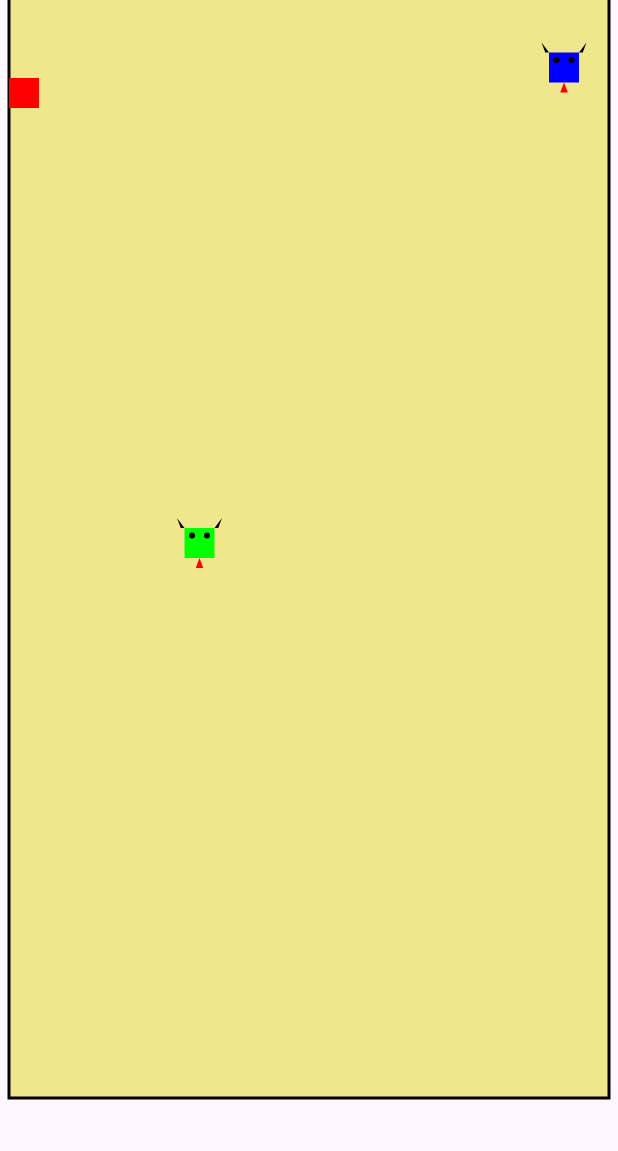
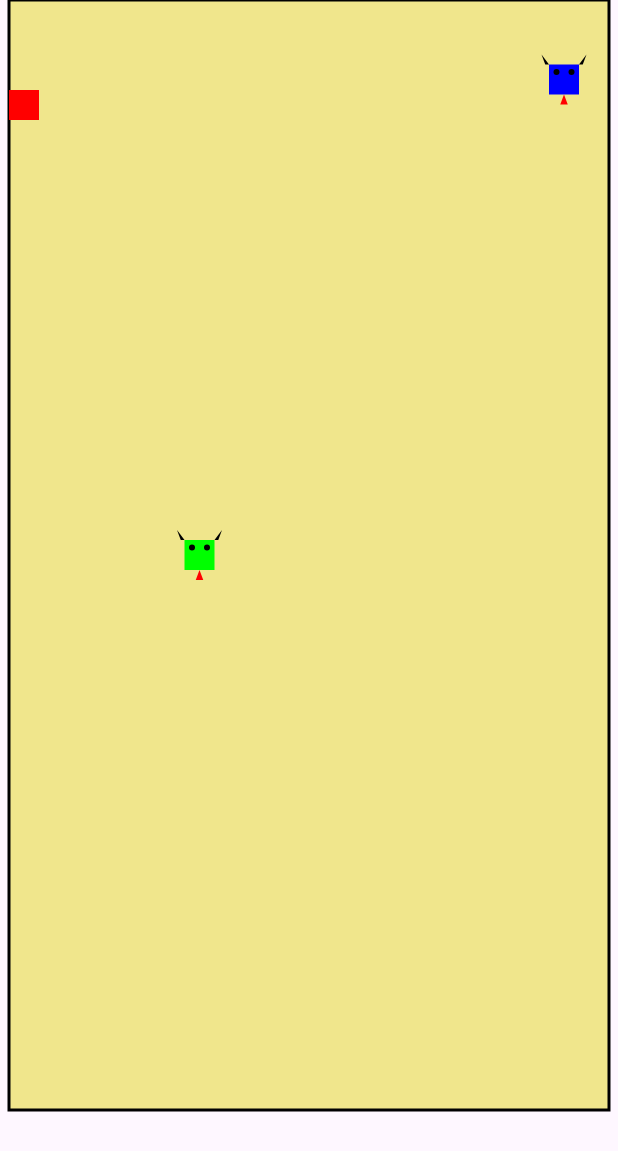
Before and after one commit to mwoDevelop/alex-snake-game-mobi, a Flutter app: the screen it shows after launch, on a phone screen of 412 x 824 dp. Shown: the top 1151 px of the screen. Run offline on Flutter 3.47's test engine with Material 3 defaults, Android fonts, the phone set to English and light mode, and no system bars.

Commit message:
fix: Ensure container margin is non-negative

```diff
--- a/lib/game/snake_game.dart
+++ b/lib/game/snake_game.dart
@@ -235,8 +235,12 @@ class _SnakeGameState extends State<SnakeGame> with TickerProviderStateMixin {
             Container(
               color: const Color(0xFFF0E68C), // Add background color
               margin: EdgeInsets.symmetric(
-                horizontal: (MediaQuery.of(context).size.width - gameWidth) / 2,
-                vertical: (MediaQuery.of(context).size.height - gameHeight) / 2 - 50,
+                horizontal:
+                    max(0, (MediaQuery.of(context).size.width - gameWidth) / 2),
+                vertical: max(
+                    0,
+                    (MediaQuery.of(context).size.height - gameHeight) / 2 -
+                        50),
               ),
               width: gameWidth,
               height: gameHeight,
```
